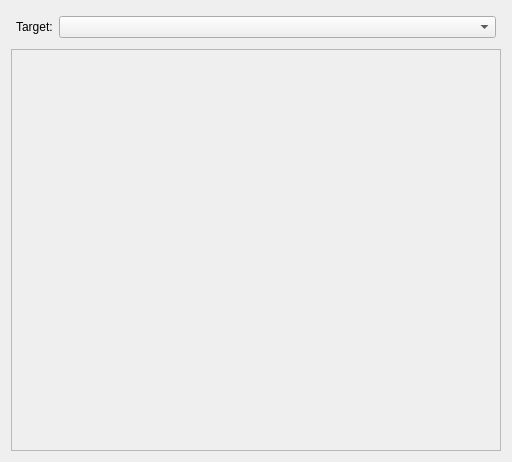
Before: the Qt Designer form assets/ui_files/actions.ui in compix/MetadataManager, drawn with Qt 5.
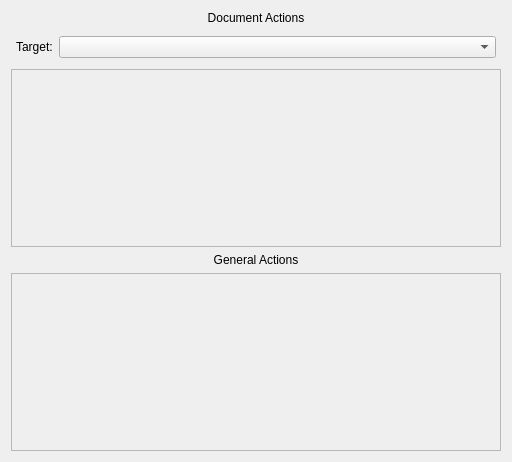
After: the same form once the commit is applied.

Commit message: General action support

The edit to the form file:
```diff
--- a/assets/ui_files/actions.ui
+++ b/assets/ui_files/actions.ui
@@ -14,6 +14,16 @@
    <string>Frame</string>
   </property>
   <layout class="QVBoxLayout" name="verticalLayout_2">
+   <item>
+    <widget class="QLabel" name="label_2">
+     <property name="text">
+      <string>Document Actions</string>
+     </property>
+     <property name="alignment">
+      <set>Qt::AlignCenter</set>
+     </property>
+    </widget>
+   </item>
    <item>
     <layout class="QFormLayout" name="formLayout">
      <property name="leftMargin">
@@ -51,7 +61,7 @@
         <x>0</x>
         <y>0</y>
         <width>492</width>
-        <height>406</height>
+        <height>180</height>
        </rect>
       </property>
       <layout class="QVBoxLayout" name="verticalLayout">
@@ -84,6 +94,50 @@
      </widget>
     </widget>
    </item>
+   <item>
+    <widget class="QLabel" name="label_3">
+     <property name="text">
+      <string>General Actions</string>
+     </property>
+     <property name="alignment">
+      <set>Qt::AlignCenter</set>
+     </property>
+    </widget>
+   </item>
+   <item>
+    <widget class="QScrollArea" name="scrollArea_2">
+     <property name="widgetResizable">
+      <bool>true</bool>
+     </property>
+     <widget class="QWidget" name="scrollAreaWidgetContents_2">
+      <property name="geometry">
+       <rect>
+        <x>0</x>
+        <y>0</y>
+        <width>492</width>
+        <height>180</height>
+       </rect>
+      </property>
+      <layout class="QVBoxLayout" name="verticalLayout_4">
+       <property name="leftMargin">
+        <number>0</number>
+       </property>
+       <property name="topMargin">
+        <number>0</number>
+       </property>
+       <property name="rightMargin">
+        <number>0</number>
+       </property>
+       <property name="bottomMargin">
+        <number>0</number>
+       </property>
+       <item>
+        <layout class="QVBoxLayout" name="generalActionsLayout"/>
+       </item>
+      </layout>
+     </widget>
+    </widget>
+   </item>
   </layout>
  </widget>
  <resources/>
```
Left out of the diff: 2 changed lines with no effect on the pictures. The commit also changes 5 other files.
